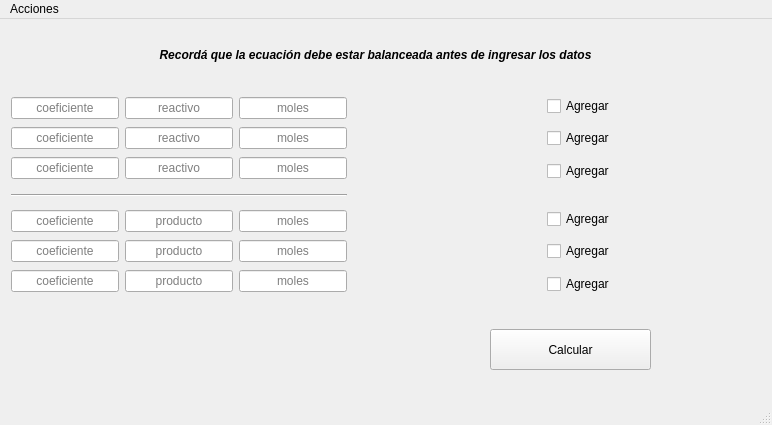
Qt form ui/reactivos.ui (nahuelcoder/reactivo-limitante) before a commit.
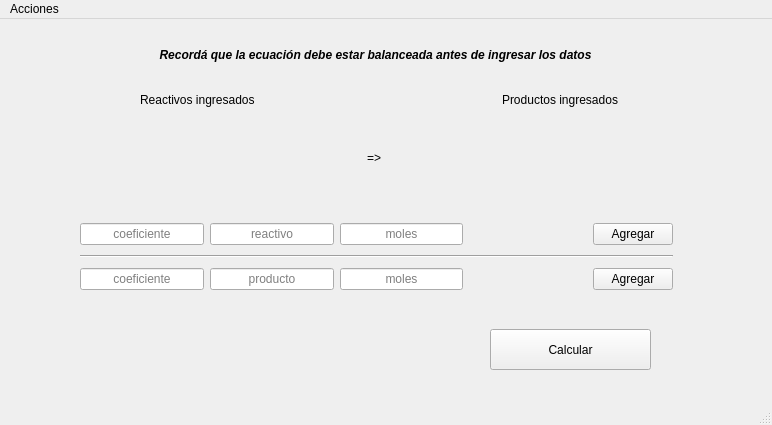
The same form after that commit.

Patch:
```diff
--- a/ui/reactivos.ui
+++ b/ui/reactivos.ui
@@ -84,104 +84,37 @@
      <string/>
     </property>
    </widget>
-   <widget class="QWidget" name="">
+   <widget class="QLabel" name="reactivos_ingresados">
     <property name="geometry">
      <rect>
-      <x>11</x>
-      <y>71</y>
-      <width>604</width>
-      <height>213</height>
+      <x>40</x>
+      <y>120</y>
+      <width>300</width>
+      <height>40</height>
      </rect>
     </property>
-    <layout class="QGridLayout" name="gridLayout_3">
-     <item row="0" column="0" rowspan="3">
-      <layout class="QGridLayout" name="gridLayout">
-       <item row="2" column="2">
-        <widget class="QLineEdit" name="reac3Moles">
-         <property name="alignment">
-          <set>Qt::AlignCenter</set>
-         </property>
-         <property name="placeholderText">
-          <string>moles</string>
-         </property>
-        </widget>
-       </item>
-       <item row="2" column="0">
-        <widget class="QLineEdit" name="reac3Coef">
-         <property name="alignment">
-          <set>Qt::AlignCenter</set>
-         </property>
-         <property name="placeholderText">
-          <string>coeficiente</string>
-         </property>
-        </widget>
-       </item>
-       <item row="0" column="2">
-        <widget class="QLineEdit" name="reac1Moles">
-         <property name="alignment">
-          <set>Qt::AlignCenter</set>
-         </property>
-         <property name="placeholderText">
-          <string>moles</string>
-         </property>
-        </widget>
-       </item>
-       <item row="1" column="1">
-        <widget class="QLineEdit" name="reac2Formula">
-         <property name="alignment">
-          <set>Qt::AlignCenter</set>
-         </property>
-         <property name="placeholderText">
-          <string>reactivo</string>
-         </property>
-        </widget>
-       </item>
-       <item row="0" column="1">
-        <widget class="QLineEdit" name="reac1Formula">
-         <property name="alignment">
-          <set>Qt::AlignCenter</set>
-         </property>
-         <property name="placeholderText">
-          <string>reactivo</string>
-         </property>
-        </widget>
-       </item>
-       <item row="1" column="0">
-        <widget class="QLineEdit" name="reac2Coef">
-         <property name="alignment">
-          <set>Qt::AlignCenter</set>
-         </property>
-         <property name="placeholderText">
-          <string>coeficiente</string>
-         </property>
-        </widget>
-       </item>
-       <item row="1" column="2">
-        <widget class="QLineEdit" name="reac2Moles">
-         <property name="alignment">
-          <set>Qt::AlignCenter</set>
-         </property>
-         <property name="placeholderText">
-          <string>moles</string>
-         </property>
-        </widget>
-       </item>
-       <item row="2" column="1">
-        <widget class="QLineEdit" name="reac3Formula">
-         <property name="alignment">
-          <set>Qt::AlignCenter</set>
-         </property>
-         <property name="placeholderText">
-          <string>reactivo</string>
-         </property>
-        </widget>
-       </item>
-       <item row="0" column="0" alignment="Qt::AlignHCenter">
-        <widget class="QLineEdit" name="reac1Coef">
          <property name="text">
           <string/>
          </property>
          <property name="alignment">
+     <set>Qt::AlignRight|Qt::AlignTrailing|Qt::AlignVCenter</set>
+    </property>
+   </widget>
+   <widget class="QWidget" name="layoutWidget">
+    <property name="geometry">
+     <rect>
+      <x>80</x>
+      <y>200</y>
+      <width>593</width>
+      <height>77</height>
+     </rect>
+    </property>
+    <layout class="QVBoxLayout" name="verticalLayout">
+     <item>
+      <layout class="QHBoxLayout" name="horizontalLayout_2">
+       <item>
+        <widget class="QLineEdit" name="reac_coeficiente">
+         <property name="alignment">
           <set>Qt::AlignCenter</set>
          </property>
          <property name="placeholderText">
@@ -189,49 +122,27 @@
          </property>
         </widget>
        </item>
-      </layout>
-     </item>
-     <item row="0" column="1">
-      <spacer name="horizontalSpacer">
-       <property name="orientation">
-        <enum>Qt::Horizontal</enum>
-       </property>
-       <property name="sizeHint" stdset="0">
-        <size>
-         <width>40</width>
-         <height>20</height>
-        </size>
-       </property>
-      </spacer>
-     </item>
-     <item row="0" column="2">
-      <widget class="QCheckBox" name="agregarReac1">
-       <property name="text">
-        <string>Agregar</string>
-       </property>
-      </widget>
-     </item>
-     <item row="1" column="1">
-      <spacer name="horizontalSpacer_2">
-       <property name="orientation">
-        <enum>Qt::Horizontal</enum>
-       </property>
-       <property name="sizeHint" stdset="0">
-        <size>
-         <width>40</width>
-         <height>20</height>
-        </size>
-       </property>
-      </spacer>
-     </item>
-     <item row="1" column="2">
-      <widget class="QCheckBox" name="agregarReac2">
-       <property name="text">
-        <string>Agregar</string>
-       </property>
-      </widget>
-     </item>
-     <item row="2" column="1">
+       <item>
+        <widget class="QLineEdit" name="reac_formula">
+         <property name="alignment">
+          <set>Qt::AlignCenter</set>
+         </property>
+         <property name="placeholderText">
+          <string>reactivo</string>
+         </property>
+        </widget>
+       </item>
+       <item>
+        <widget class="QLineEdit" name="reac_moles">
+         <property name="alignment">
+          <set>Qt::AlignCenter</set>
+         </property>
+         <property name="placeholderText">
+          <string>moles</string>
+         </property>
+        </widget>
+       </item>
+       <item>
       <spacer name="horizontalSpacer_3">
        <property name="orientation">
         <enum>Qt::Horizontal</enum>
@@ -244,54 +155,52 @@
        </property>
       </spacer>
      </item>
-     <item row="2" column="2">
-      <widget class="QCheckBox" name="agregarReac3">
+       <item>
+        <widget class="QPushButton" name="agregar_reactivo">
+         <property name="sizePolicy">
+          <sizepolicy hsizetype="Fixed" vsizetype="Fixed">
+           <horstretch>0</horstretch>
+           <verstretch>0</verstretch>
+          </sizepolicy>
+         </property>
        <property name="text">
         <string>Agregar</string>
        </property>
       </widget>
      </item>
-     <item row="3" column="0">
+      </layout>
+     </item>
+     <item>
       <widget class="Line" name="line">
        <property name="orientation">
         <enum>Qt::Horizontal</enum>
        </property>
       </widget>
      </item>
-     <item row="4" column="0" rowspan="3">
-      <layout class="QGridLayout" name="gridLayout_2">
-       <item row="1" column="1">
-        <widget class="QLineEdit" name="prod2Formula">
+     <item>
+      <layout class="QHBoxLayout" name="horizontalLayout">
+       <item>
+        <widget class="QLineEdit" name="prod_coeficiente">
          <property name="alignment">
           <set>Qt::AlignCenter</set>
          </property>
          <property name="placeholderText">
-          <string>producto</string>
+          <string>coeficiente</string>
          </property>
         </widget>
        </item>
-       <item row="2" column="2">
-        <widget class="QLineEdit" name="prod3Moles">
+       <item>
+        <widget class="QLineEdit" name="prod_formula">
          <property name="alignment">
           <set>Qt::AlignCenter</set>
          </property>
          <property name="placeholderText">
-          <string>moles</string>
-         </property>
-        </widget>
-       </item>
-       <item row="0" column="1">
-        <widget class="QLineEdit" name="prod1Formula">
-         <property name="alignment">
-          <set>Qt::AlignCenter</set>
-         </property>
-         <property name="placeholderText">
           <string>producto</string>
          </property>
         </widget>
        </item>
-       <item row="1" column="2">
-        <widget class="QLineEdit" name="prod2Moles">
+       <item>
+        <widget class="QLineEdit" name="prod_moles">
          <property name="alignment">
           <set>Qt::AlignCenter</set>
          </property>
@@ -300,59 +209,7 @@
          </property>
         </widget>
        </item>
-       <item row="1" column="0">
-        <widget class="QLineEdit" name="prod2Coef">
-         <property name="alignment">
-          <set>Qt::AlignCenter</set>
-         </property>
-         <property name="placeholderText">
-          <string>coeficiente</string>
-         </property>
-        </widget>
-       </item>
-       <item row="0" column="2">
-        <widget class="QLineEdit" name="prod1Moles">
-         <property name="alignment">
-          <set>Qt::AlignCenter</set>
-         </property>
-         <property name="placeholderText">
-          <string>moles</string>
-         </property>
-        </widget>
-       </item>
-       <item row="2" column="1">
-        <widget class="QLineEdit" name="prod3Formula">
-         <property name="alignment">
-          <set>Qt::AlignCenter</set>
-         </property>
-         <property name="placeholderText">
-          <string>producto</string>
-         </property>
-        </widget>
-       </item>
-       <item row="0" column="0">
-        <widget class="QLineEdit" name="prod1Coef">
-         <property name="alignment">
-          <set>Qt::AlignCenter</set>
-         </property>
-         <property name="placeholderText">
-          <string>coeficiente</string>
-         </property>
-        </widget>
-       </item>
-       <item row="2" column="0">
-        <widget class="QLineEdit" name="prod3Coef">
-         <property name="alignment">
-          <set>Qt::AlignCenter</set>
-         </property>
-         <property name="placeholderText">
-          <string>coeficiente</string>
-         </property>
-        </widget>
-       </item>
-      </layout>
-     </item>
-     <item row="4" column="1">
+       <item>
       <spacer name="horizontalSpacer_4">
        <property name="orientation">
         <enum>Qt::Horizontal</enum>
@@ -365,50 +222,86 @@
        </property>
       </spacer>
      </item>
-     <item row="4" column="2">
-      <widget class="QCheckBox" name="agregarProd1">
+       <item>
+        <widget class="QPushButton" name="agregar_producto">
+         <property name="sizePolicy">
+          <sizepolicy hsizetype="Fixed" vsizetype="Fixed">
+           <horstretch>0</horstretch>
+           <verstretch>0</verstretch>
+          </sizepolicy>
+         </property>
        <property name="text">
         <string>Agregar</string>
        </property>
       </widget>
      </item>
-     <item row="5" column="1">
-      <spacer name="horizontalSpacer_5">
-       <property name="orientation">
-        <enum>Qt::Horizontal</enum>
-       </property>
-       <property name="sizeHint" stdset="0">
-        <size>
-         <width>40</width>
-         <height>20</height>
-        </size>
-       </property>
-      </spacer>
-     </item>
-     <item row="5" column="2">
-      <widget class="QCheckBox" name="agregarProd2">
+      </layout>
+     </item>
+    </layout>
+   </widget>
+   <widget class="QLabel" name="productos_ingresados">
+    <property name="geometry">
+     <rect>
+      <x>410</x>
+      <y>120</y>
+      <width>300</width>
+      <height>40</height>
+     </rect>
+    </property>
+    <property name="text">
+     <string/>
+    </property>
+   </widget>
+   <widget class="QLabel" name="es_igual">
+    <property name="geometry">
+     <rect>
+      <x>340</x>
+      <y>130</y>
+      <width>68</width>
+      <height>17</height>
+     </rect>
+    </property>
        <property name="text">
-        <string>Agregar</string>
-       </property>
-      </widget>
+     <string>=&gt;</string>
+    </property>
+    <property name="alignment">
+     <set>Qt::AlignCenter</set>
+    </property>
+   </widget>
+   <widget class="QWidget" name="">
+    <property name="geometry">
+     <rect>
+      <x>140</x>
+      <y>70</y>
+      <width>478</width>
+      <height>22</height>
+     </rect>
+    </property>
+    <layout class="QHBoxLayout" name="horizontalLayout_3">
+     <item>
+      <widget class="QLabel" name="etiqueta_reactivos">
+       <property name="text">
+        <string>Reactivos ingresados</string>
+       </property>
+      </widget>
      </item>
-     <item row="6" column="1">
-      <spacer name="horizontalSpacer_6">
+     <item>
+      <spacer name="horizontalSpacer">
        <property name="orientation">
         <enum>Qt::Horizontal</enum>
        </property>
        <property name="sizeHint" stdset="0">
         <size>
-         <width>40</width>
+         <width>168</width>
          <height>20</height>
         </size>
        </property>
       </spacer>
      </item>
-     <item row="6" column="2">
-      <widget class="QCheckBox" name="agregarProd3">
+     <item>
+      <widget class="QLabel" name="etiqueta_productos">
        <property name="text">
-        <string>Agregar</string>
+        <string>Productos ingresados</string>
        </property>
       </widget>
      </item>
```
Left out of the diff: 25 changed lines with no effect on the pictures. Lines whose indentation alone changed are shown as unchanged.
